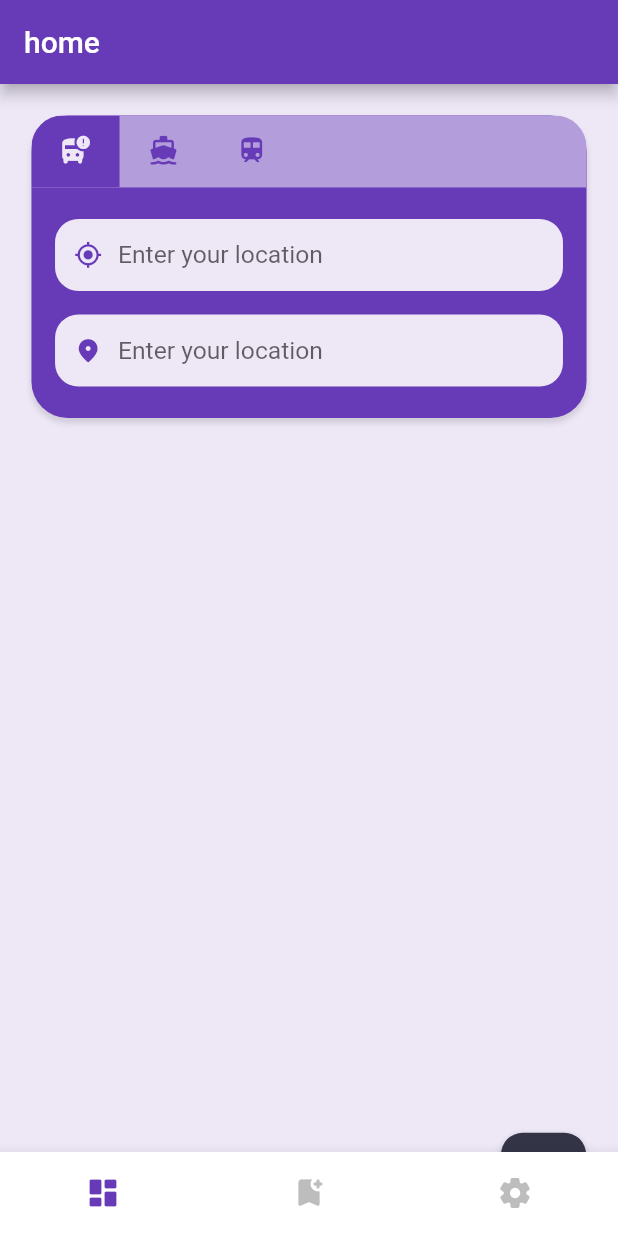
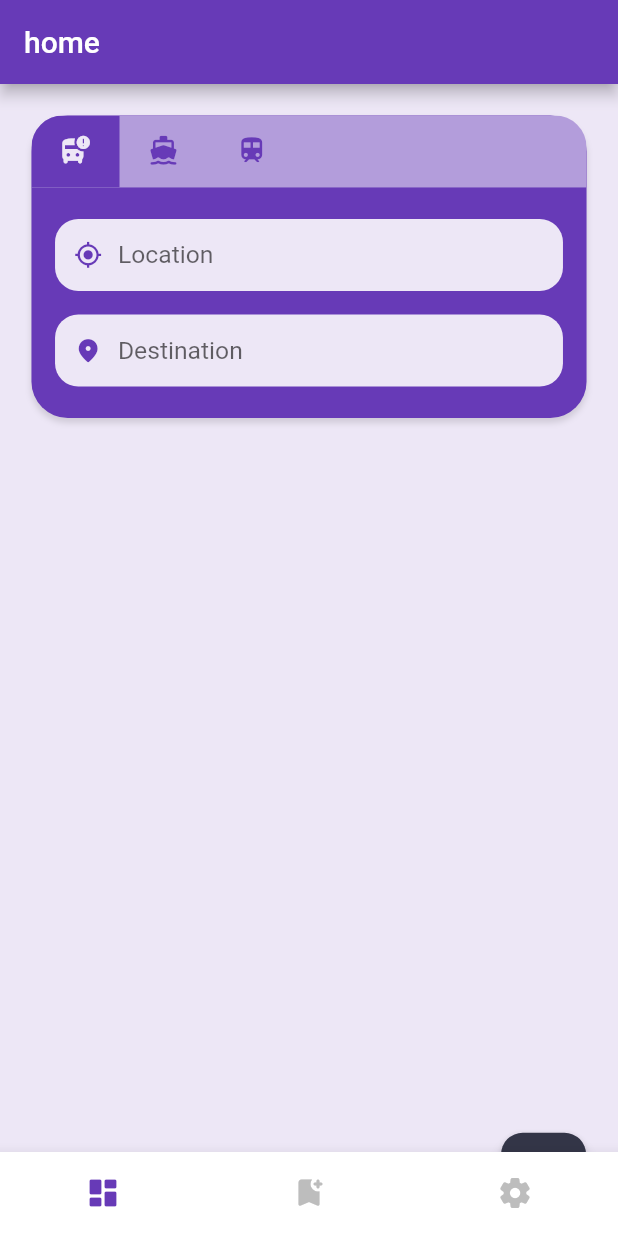
Before and after one commit to motasimfuad/local_transport_bd, a Flutter app: the screen it shows after launch, on a phone screen of 412 x 824 dp. Run offline on Flutter 3.47's test engine with Material 2 defaults, Android fonts, the phone set to English and light mode, and no system bars; drawn by our look-alikes of searchfield; our stand-ins replace badges, bloc, cached_network_image, easy_localization, equatable, firebase_core and 6 more; accounts and stored records are empty.

Commit message:
field clear functionality added

```diff
--- a/lib/core/widgets/k_searchfield.dart
+++ b/lib/core/widgets/k_searchfield.dart
@@ -6,19 +6,38 @@ class KSearchField extends StatelessWidget {
   final String hintText;
   final List items;
   final TextEditingController controller;
+  final bool? showClearIcon;
+  final Function()? onSuffixIconTap;
+  final Function(SearchFieldListItem<dynamic>)? onSuggestionTap;
   const KSearchField({
     Key? key,
     required this.hintText,
     required this.items,
     required this.controller,
+    this.showClearIcon,
+    this.onSuffixIconTap,
+    this.onSuggestionTap,
   }) : super(key: key);
 
   @override
   Widget build(BuildContext context) {
     return SearchField(
       controller: controller,
-      emptyWidget: SizedBox(
+      emptyWidget: Container(
         height: 55.h,
+        decoration: BoxDecoration(
+          boxShadow: [
+            BoxShadow(
+              color: Colors.grey.withOpacity(0.1),
+              blurRadius: 8.r,
+              spreadRadius: 2.r,
+              offset: const Offset(
+                2.0,
+                5.0,
+              ),
+            ),
+          ],
+        ),
         child: Center(
           child: Text(
             'No results found!',
@@ -29,6 +48,20 @@ class KSearchField extends StatelessWidget {
             ),
           ),
         ),
+      ),
+      suggestionsDecoration: BoxDecoration(
+        color: Theme.of(context).colorScheme.surface,
+        boxShadow: [
+          BoxShadow(
+            color: Colors.grey.withOpacity(0.1),
+            blurRadius: 8.r,
+            spreadRadius: 2.r,
+            offset: const Offset(
+              2.0,
+              5.0,
+            ),
+          ),
+        ],
       ),
       suggestions: items.map((e) => SearchFieldListItem(e)).toList(),
       suggestionState: Suggestion.hidden,
@@ -45,7 +78,22 @@ class KSearchField extends StatelessWidget {
         }
         return null;
       },
-      searchInputDecoration: const InputDecoration(
+      suggestionAction: SuggestionAction.next,
+      onSuggestionTap: onSuggestionTap,
+      searchInputDecoration: InputDecoration(
+        suffixIconConstraints: BoxConstraints(
+          maxWidth: 17.w,
+        ),
+        suffixIcon: showClearIcon == true
+            ? GestureDetector(
+                onTap: onSuffixIconTap,
+                child: Icon(
+                  Icons.close_rounded,
+                  size: 17.w,
+                  color: Colors.grey.shade400,
+                ),
+              )
+            : null,
         enabledBorder: InputBorder.none,
         focusedBorder: InputBorder.none,
         // focusedBorder: OutlineInputBorder(
@@ -60,7 +108,7 @@ class KSearchField extends StatelessWidget {
         // ),
       ),
       maxSuggestionsInViewPort: 6,
-      itemHeight: 50.h,
+      itemHeight: 48.h,
     );
   }
 }
--- a/lib/features/search_route/presentation/widgets/k_location_select_widget.dart
+++ b/lib/features/search_route/presentation/widgets/k_location_select_widget.dart
@@ -120,10 +120,12 @@ class _KLocationSelectWidgetState extends State<KLocationSelectWidget>
                   KSingleLocationSelectField(
                     icon: Icons.my_location_outlined,
                     items: widget.areas,
+                    hintText: 'Location',
                     controller: widget.locationController,
                   ),
                   SizedBox(height: 15.w),
                   KSingleLocationSelectField(
+                    hintText: 'Destination',
                     icon: Icons.location_on_rounded,
                     items: widget.areas,
                     controller: widget.destinationController,
--- a/lib/features/search_route/presentation/widgets/k_single_location_select_field.dart
+++ b/lib/features/search_route/presentation/widgets/k_single_location_select_field.dart
@@ -6,11 +6,13 @@ import '../../../../core/widgets/k_searchfield.dart';
 
 class KSingleLocationSelectField extends StatefulWidget {
   final IconData? icon;
+  final String? hintText;
   final List items;
   final TextEditingController controller;
   const KSingleLocationSelectField({
     Key? key,
     this.icon,
+    this.hintText,
     required this.items,
     required this.controller,
   }) : super(key: key);
@@ -22,30 +24,6 @@ class KSingleLocationSelectField extends StatefulWidget {
 
 class _KSingleLocationSelectFieldState
     extends State<KSingleLocationSelectField> {
-  bool _showClearIcon = false;
-
-  showIcon() {
-    widget.controller.addListener(() {
-      if (widget.controller.text.trim().isNotEmpty) {
-        setState(() {
-          _showClearIcon = true;
-        });
-      } else {
-        setState(() {
-          _showClearIcon = false;
-        });
-      }
-    });
-  }
-  // show clear icon when controller.text is not empty
-
-  @override
-  void initState() {
-    // showIcon();
-
-    super.initState();
-  }
-
   @override
   Widget build(BuildContext context) {
     return KCard(
@@ -65,23 +43,19 @@ class _KSingleLocationSelectFieldState
           SizedBox(width: 10.w),
           Expanded(
             child: KSearchField(
-              hintText: 'Enter your location',
+              hintText: widget.hintText ?? '',
               items: widget.items,
               controller: widget.controller,
+              showClearIcon: widget.controller.text.isNotEmpty,
+              onSuffixIconTap: () {
+                widget.controller.clear();
+                setState(() {});
+              },
+              onSuggestionTap: (p0) {
+                setState(() {});
+              },
             ),
           ),
-          _showClearIcon
-              ? GestureDetector(
-                  onTap: () {
-                    widget.controller.clear();
-                    print('tap');
-                  },
-                  child: Icon(
-                    Icons.close,
-                    color: Colors.grey.shade400,
-                  ),
-                )
-              : const SizedBox(),
         ],
       ),
     );
```
